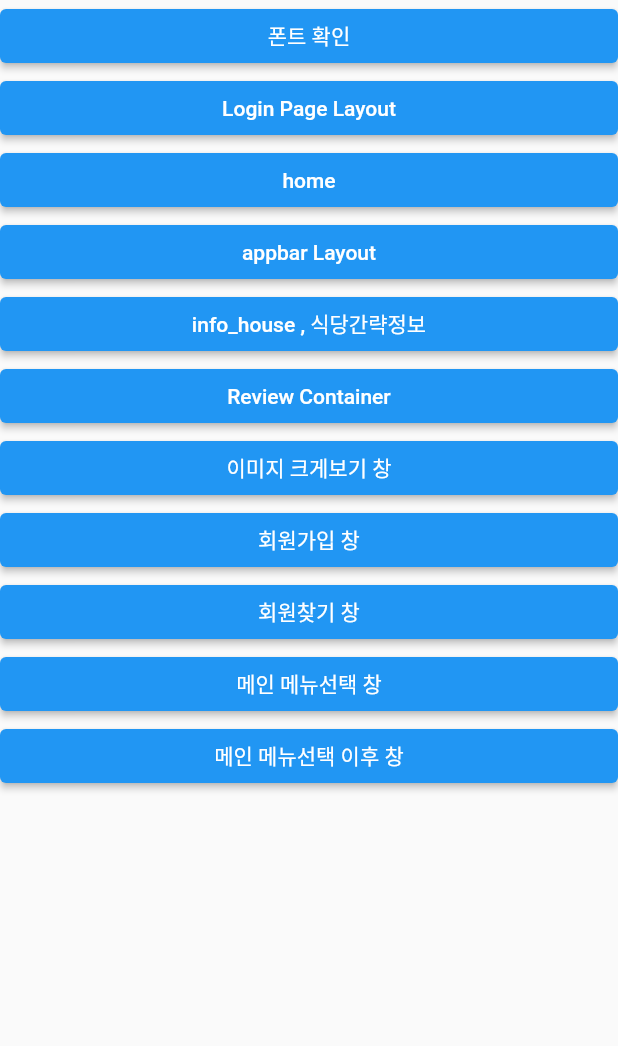
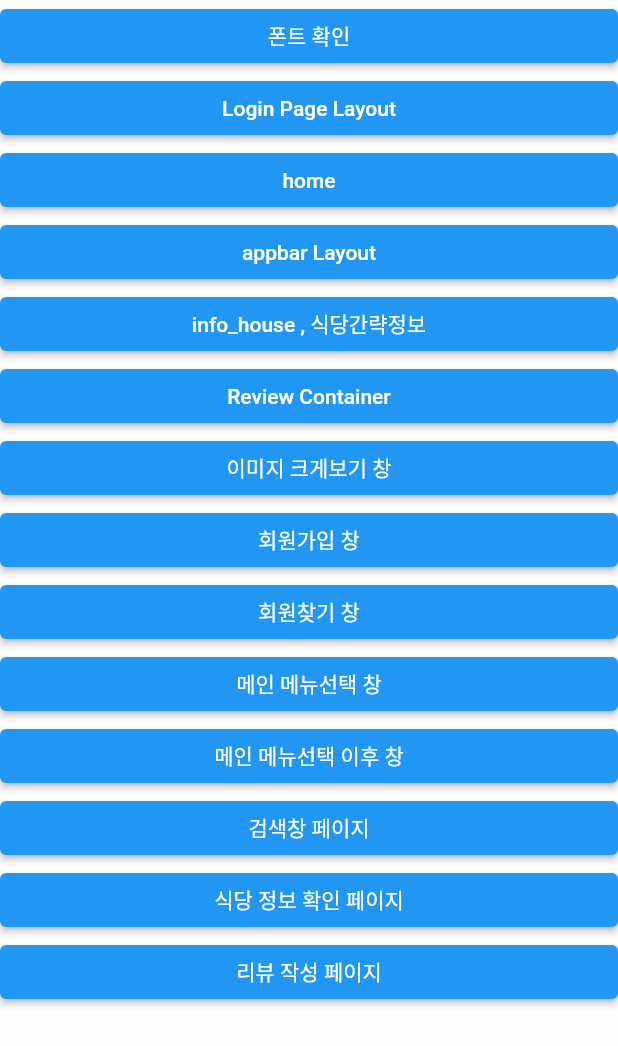
Before and after one commit to WorldOneTop/eating_alone_map, a Flutter app: the screen it shows after launch, on a phone screen of 412 x 824 dp. Shown: the top 1046 px of the screen. Run offline on Flutter 3.47's test engine with Material 2 defaults, Android fonts, the phone set to English and light mode, and no system bars; our stand-ins replace fluttertoast; missing offline and left inert: hashtagable, wrapped_korean_text; Roboto replaces fonts that are missing (Elice).

Commit message:
update scaffoldBackgroundColor theme

```diff
--- a/lib/main.dart
+++ b/lib/main.dart
@@ -1,3 +1,6 @@
+import 'package:eating_alone/view/create_review.dart';
+import 'package:eating_alone/view/house_detail.dart';
+import 'package:eating_alone/view/search_page.dart';
 import 'package:flutter/material.dart';
 import 'package:eating_alone/view/login_page.dart';
 import 'package:eating_alone/view/layouts/home.dart';
@@ -18,7 +21,7 @@ void main() {
       debugShowCheckedModeBanner: false,
       theme: ThemeData(
         fontFamily: 'Elice',
-
+        scaffoldBackgroundColor: Color(0xFFFEFEFE),
         appBarTheme: const AppBarTheme(
           backgroundColor: Color(0xFFffeb56),
           elevation: 0,
@@ -105,10 +108,26 @@ class MyApp extends StatelessWidget {
                 Navigator.push(context, MaterialPageRoute(builder: (context) => SelectMenu('한식')));
               },
               child: Text('메인 메뉴선택 이후 창')),
+          ElevatedButton(
+              onPressed: (){
+                Navigator.push(context, MaterialPageRoute(builder: (context) => SearchPage()));
+              },
+              child: Text('검색창 페이지')),
+          ElevatedButton(
+              onPressed: (){
+                Navigator.push(context, MaterialPageRoute(builder: (context) => HouseDetail('24시전주명가콩나물국밥 강릉',category: '한식', rating: 4.0,review: 2 )));
+              },
+              child: Text('식당 정보 확인 페이지')),
+          ElevatedButton(
+              onPressed: (){
+                Navigator.push(context, MaterialPageRoute(builder: (context) => CreateReview('24시전주명가콩나물국밥 강릉',category: '한식', rating: 4.0,review: 2 )));
+              },
+              child: Text('리뷰 작성 페이지')),
         ],)
     );
   }
 }
+
 
 class Test extends StatelessWidget {
   @override
@@ -182,6 +201,8 @@ class InfoTest extends StatelessWidget {
         SizedBox(height: 20,),
         InfoHouse('두줄 길이의 식당 이름 및 overflow 테스트 ',category: '패스트푸드',heart: '♥', rating: 2,review: 12345 ),
         SizedBox(height: 20,),
+        InfoHouse('24시전주명가콩나물국밥 강릉점',category: '패스트푸드',heart: '♥', rating: 2,review: 12345 ),
+        SizedBox(height: 20,),
         InfoHouse('찜하지 않은 식당',category: '네글자는',heart: '♡', rating: 2,review: 1234 ),
         SizedBox(height: 20,),
         InfoHouse('로그인 하지 않은 상태',category: '세글자', rating: 2,review: 1234 ),
@@ -209,7 +230,9 @@ class ReviewTest extends StatelessWidget {
         SizedBox(height: 20,),
         ReviewContainer('이제일','글자만 있을 경우',DateTime.now()),
         SizedBox(height: 20,),
-        ReviewContainer('이제일','점수 4',DateTime.now(),rating: '★★★★☆',),
+        ReviewContainer('이제일','점수 4',DateTime.now(),rating: 4,),
+        SizedBox(height: 20,),
+        ReviewContainer('이제일','점수 0.5',DateTime.now(),rating: 0.5,),
         SizedBox(height: 20,),
         ReviewContainer('이제일','해쉬태그들',DateTime.now(),hashtags: ['#가나','#다라','asfdasdfadsfsadfas']),
         SizedBox(height: 20,),
```
